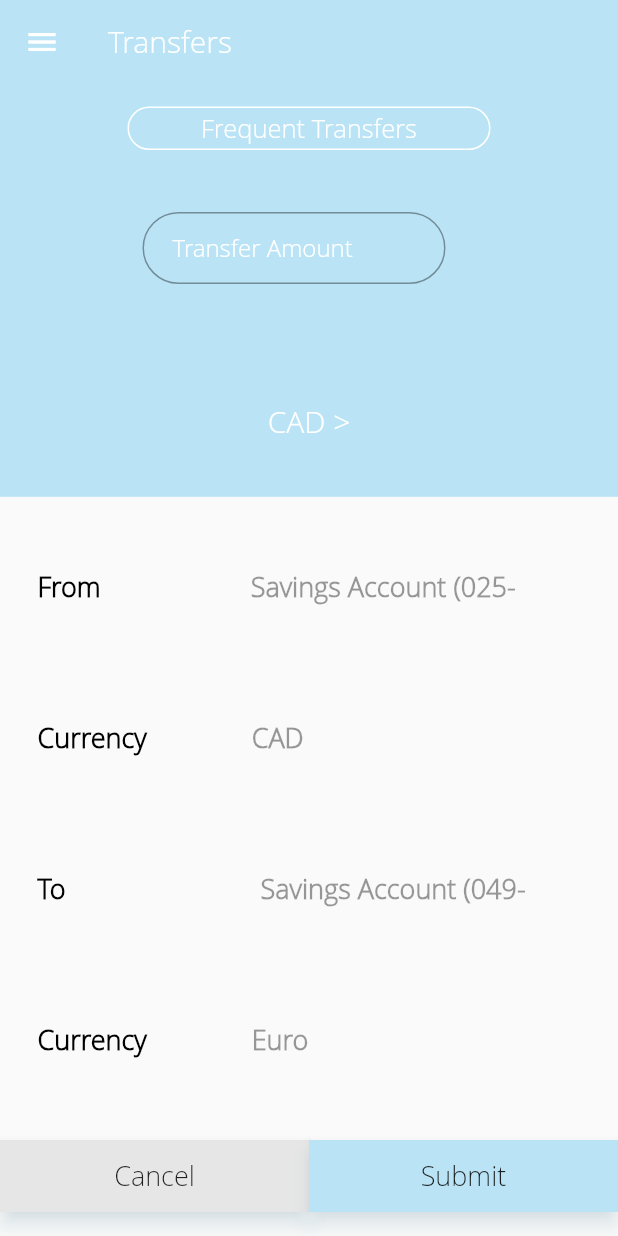
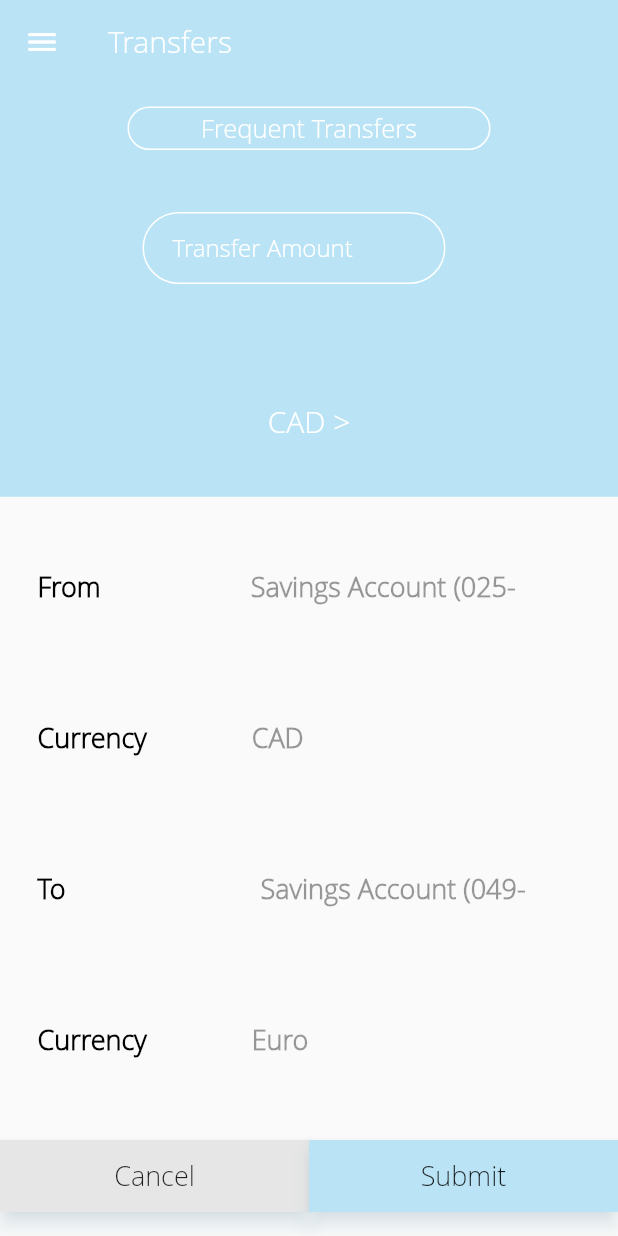
Before and after one commit to Anirudhsfc/GoDashAppTemplate, a Flutter app: the TransferPage screen opened directly, on a phone screen of 412 x 824 dp. Run offline on Flutter 3.47's test engine with Material 2 defaults, Android fonts, the phone set to English and light mode, and no system bars.

Commit message:
Add Border White

```diff
--- a/lib/pages/TransferPage.dart
+++ b/lib/pages/TransferPage.dart
@@ -29,11 +29,14 @@ class TransferPage extends StatelessWidget {
             color: Colors.white,
             fontFamily: 'opensans',
           ),
+          enabledBorder: OutlineInputBorder(
+            borderSide: BorderSide(
+                color: Color.fromRGBO(255, 255, 255, 1.0), width: 1.0),
+                borderRadius: BorderRadius.circular(30.0),
+          ),
           contentPadding: EdgeInsets.fromLTRB(20.0, 10.0, 20.0, 10.0),
           border: OutlineInputBorder(
             borderRadius: BorderRadius.circular(30.0),
-            borderSide: BorderSide(
-                color: Colors.white, width: 1.0, style: BorderStyle.none),
           ),
         ),
       ),
```
